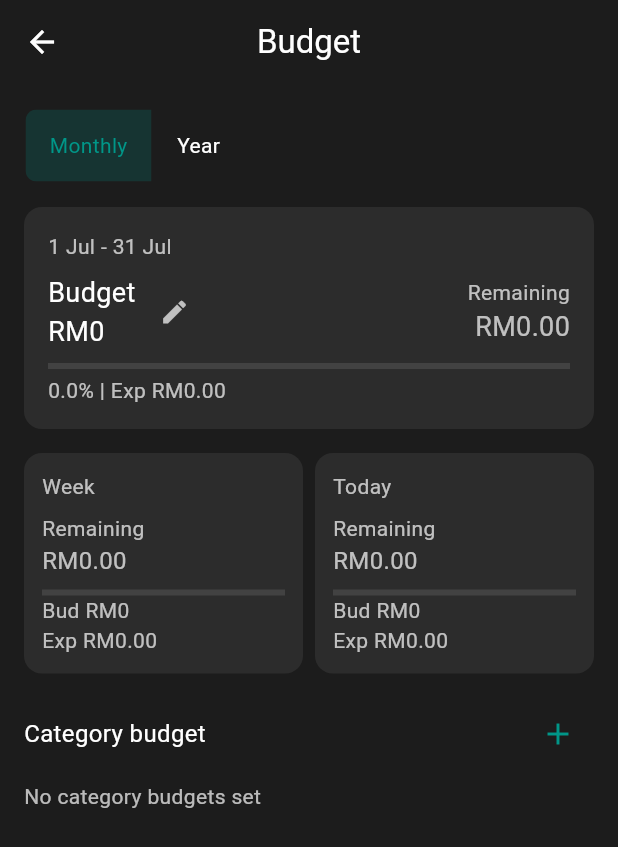
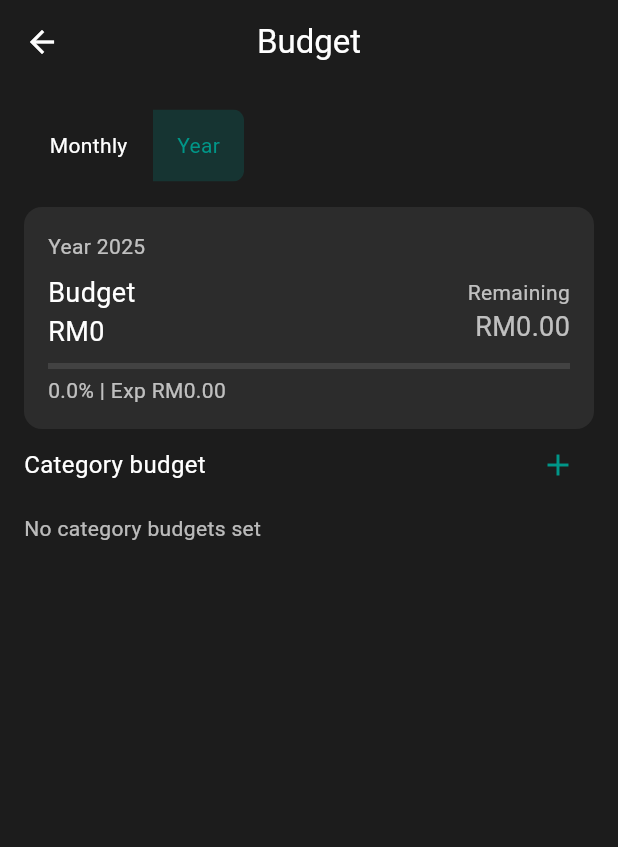
Before and after one commit to Chhhh619/FYP, a Flutter app: the BudgetPage screen opened directly, after a tap on "Year", on a phone screen of 412 x 824 dp. Shown: the top 847 px of the screen. Run offline on Flutter 3.47's test engine with Material 3 defaults, Android fonts, the phone set to English and light mode, and no system bars; our stand-ins replace cloud_firestore, firebase_auth, firebase_core, google_sign_in, smooth_page_indicator; missing offline and left inert: tflite_flutter; accounts and stored records are empty.

Commit message:
95% done with budget page

```diff
--- a/lib/ch/budget.dart
+++ b/lib/ch/budget.dart
@@ -27,6 +27,7 @@ class _BudgetPageState extends State<BudgetPage> {
   bool _isCalculatorOpen = false;
   bool _isLoading = true;
   String? _errorMessage;
+  bool _isYearView = false;
 
   final FirebaseFirestore _firestore = FirebaseFirestore.instance;
   final FirebaseAuth _auth = FirebaseAuth.instance;
@@ -519,8 +520,12 @@ class _BudgetPageState extends State<BudgetPage> {
           crossAxisAlignment: CrossAxisAlignment.start,
           children: [
             ToggleButtons(
-              isSelected: const [true, false],
-              onPressed: (_) {},
+              isSelected: [_isYearView == false, _isYearView == true],
+              onPressed: (int index) {
+                setState(() {
+                  _isYearView = index == 1;
+                });
+              },
               borderRadius: BorderRadius.circular(8),
               selectedColor: Colors.teal,
               fillColor: Colors.teal.withOpacity(0.2),
@@ -537,6 +542,10 @@ class _BudgetPageState extends State<BudgetPage> {
               ],
             ),
             const SizedBox(height: 16),
+            _isYearView
+                ? _buildYearlyBudgetCard()
+                : Column(
+              children: [
                 _buildMainBudgetCard(),
                 const SizedBox(height: 16),
                 Row(
@@ -559,6 +568,8 @@ class _BudgetPageState extends State<BudgetPage> {
                   ],
                 ),
                 const SizedBox(height: 16),
+              ],
+            ),
             Row(
               mainAxisAlignment: MainAxisAlignment.spaceBetween,
               children: [
@@ -690,6 +701,74 @@ class _BudgetPageState extends State<BudgetPage> {
           ),
         );
       },
+    );
+  }
+
+  Widget _buildYearlyBudgetCard() {
+    final selectedDate = widget.selectedDate ?? DateTime.now();
+    final year = selectedDate.year;
+
+    // You can improve this logic to actually fetch total yearly budget/spending
+    final yearlyBudget = (monthlyBudget ?? 0) * 12;
+    final yearlySpent = totalSpending * 12;
+    final remaining = yearlyBudget - yearlySpent;
+    final progress = yearlyBudget > 0 ? (yearlySpent / yearlyBudget).clamp(0.0, 1.0) : 0.0;
+    final percentage = (progress * 100).toStringAsFixed(1);
+
+    return Container(
+      padding: const EdgeInsets.all(16),
+      decoration: BoxDecoration(
+        color: const Color(0xFF2C2C2C),
+        borderRadius: BorderRadius.circular(12),
+      ),
+      child: Column(
+        crossAxisAlignment: CrossAxisAlignment.start,
+        children: [
+          Text(
+            'Year $year',
+            style: const TextStyle(color: Colors.white70),
+          ),
+          const SizedBox(height: 8),
+          Row(
+            mainAxisAlignment: MainAxisAlignment.spaceBetween,
+            children: [
+              Text(
+                'Budget\nRM${yearlyBudget.toStringAsFixed(0)}',
+                style: const TextStyle(color: Colors.white, fontSize: 18),
+              ),
+              Column(
+                crossAxisAlignment: CrossAxisAlignment.end,
+                children: [
+                  Text(
+                    remaining >= 0 ? 'Remaining' : 'Over Budget',
+                    style: TextStyle(
+                      color: remaining >= 0 ? Colors.white70 : Colors.redAccent,
+                    ),
+                  ),
+                  Text(
+                    'RM${remaining.abs().toStringAsFixed(2)}',
+                    style: TextStyle(
+                      color: remaining >= 0 ? Colors.white70 : Colors.redAccent,
+                      fontSize: 18,
+                    ),
+                  ),
+                ],
+              ),
+            ],
+          ),
+          const SizedBox(height: 8),
+          LinearProgressIndicator(
+            value: progress,
+            backgroundColor: Colors.grey[800],
+            valueColor: const AlwaysStoppedAnimation<Color>(Colors.tealAccent),
+          ),
+          const SizedBox(height: 4),
+          Text(
+            '$percentage% | Exp RM${yearlySpent.toStringAsFixed(2)}',
+            style: const TextStyle(color: Colors.white70),
+          ),
+        ],
+      ),
     );
   }
 
@@ -1052,7 +1131,7 @@ class _BudgetPageState extends State<BudgetPage> {
         child: Row(
           children: [
             CircleAvatar(
-              backgroundColor: Colors.orange,
+              backgroundColor: Colors.grey[800],
               child: Text(
                 icon,
                 style: const TextStyle(color: Colors.white),
```
Lines whose indentation alone changed are shown as unchanged.
